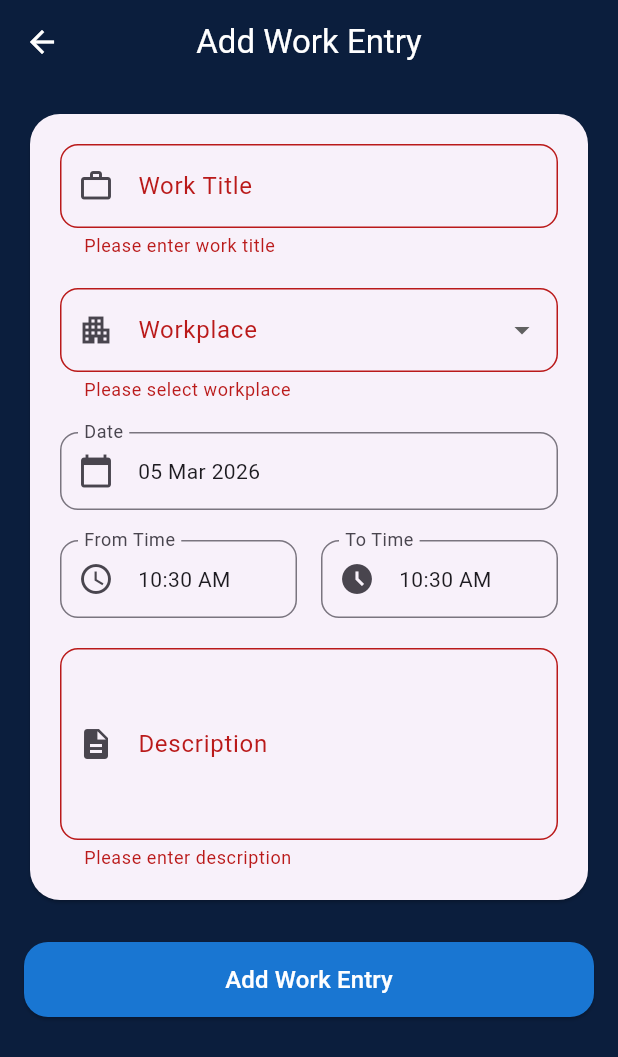
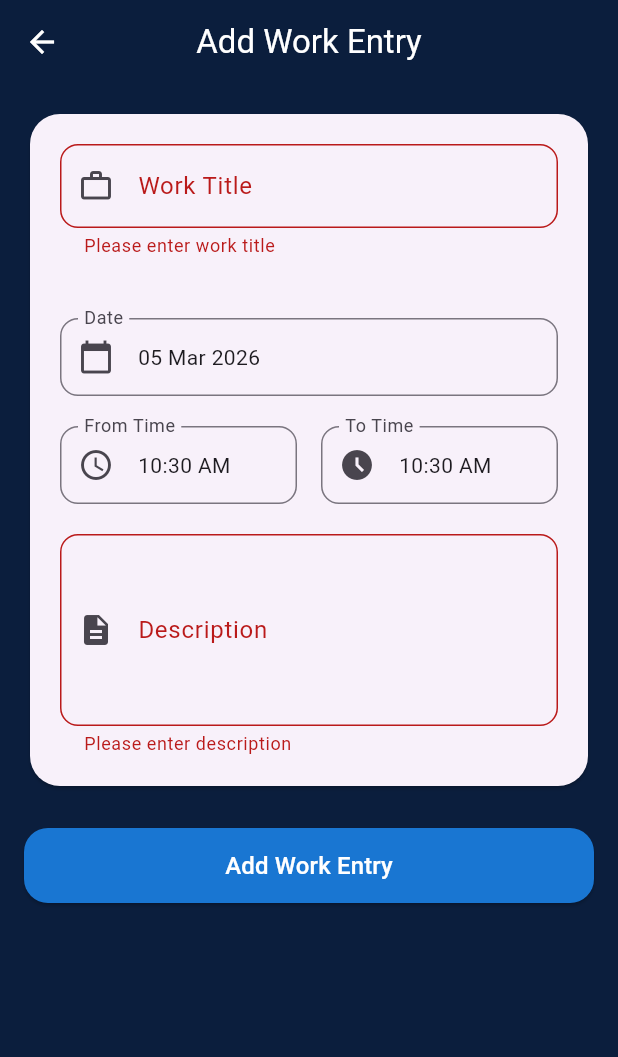
Before and after one commit to NikiShende/earn-and-learn-project, a Flutter app: the AddWorkEntryPage screen opened directly, after a tap on "Add Work Entry", on a phone screen of 412 x 824 dp. Shown: the top 1057 px of the screen. Run offline on Flutter 3.47's test engine with Material 3 defaults, Android fonts, the phone set to English and light mode, and no system bars; our stand-ins replace firebase_auth, firebase_core, firebase_database, month_picker_dialog, open_file, printing and 3 more; missing offline and left inert: excel, file_saver; accounts and stored records are empty.

Commit message:
chnages done

```diff
--- a/lib/HOD/studworkdetails.dart
+++ b/lib/HOD/studworkdetails.dart
@@ -122,7 +122,7 @@ class _StudentDetailPageState extends State<StudentDetailPage>
           : studentWorks.isEmpty
               ? const Center(
                   child: Text(
-                    "No work entries found",
+                    "No approved work entries found",
                     style: TextStyle(color: Colors.white, fontSize: 16),
                   ),
                 )
--- a/lib/addworkpage.dart
+++ b/lib/addworkpage.dart
@@ -17,7 +17,6 @@ class AddWorkEntryPage extends StatefulWidget {
 
 class _AddWorkEntryPageState extends State<AddWorkEntryPage> {
    late TextEditingController titleController;
-  late TextEditingController workplaceController;
   late TextEditingController dateController;
   late TextEditingController fromController;
   late TextEditingController toController;
@@ -31,18 +30,24 @@ class _AddWorkEntryPageState extends State<AddWorkEntryPage> {
     super.initState();
     final work = widget.workToEdit;
 
-    titleController = TextEditingController(text: work?.title ?? '');
-    workplaceController = TextEditingController(text: work?.workplace ?? '');
-    dateController = TextEditingController(text: work?.date ?? '');
-    fromController = TextEditingController(text: work?.fromTime ?? '');
-    toController = TextEditingController(text: work?.toTime ?? '');
-    hoursController = TextEditingController(text: work?.hours ?? '');
-    statusController = TextEditingController(text: work?.status ?? 'Pending');
-    descriptionController = TextEditingController(text: work?.description ?? '');
+  //   titleController = TextEditingController(text: work?.title ?? '');
 
-    _titleController.text = work?.title ?? '';
-    _descriptionController.text = work?.description ?? '';
-    _selectedWorkplace = work?.workplace;
+  //   dateController = TextEditingController(text: work?.date ?? '');
+  //   fromController = TextEditingController(text: work?.fromTime ?? '');
+  //   toController = TextEditingController(text: work?.toTime ?? '');
+  //   hoursController = TextEditingController(text: work?.hours ?? '');
+  //   statusController = TextEditingController(text: work?.status ?? 'Pending');
+  //  descriptionController = TextEditingController(text: work?.description ?? '');
+
+
+    titleController = TextEditingController();
+  dateController = TextEditingController();
+  fromController = TextEditingController();
+  toController = TextEditingController();
+  hoursController = TextEditingController();
+  statusController = TextEditingController();
+  descriptionController = TextEditingController();
+
 
     if (work != null) {
       _selectedDate = _parseDate(work.date);
@@ -50,49 +55,21 @@ class _AddWorkEntryPageState extends State<AddWorkEntryPage> {
       _toTime = _parseTime(work.toTime);
     }
   }
-  final _titleController = TextEditingController();
-  final _descriptionController = TextEditingController();
+
+
 
   DateTime _selectedDate = DateTime.now();
   TimeOfDay _fromTime = TimeOfDay.now();
   TimeOfDay _toTime = TimeOfDay.now();
 
   // 🔹 Workplace options
-  final List<String> workplaces = [
-    "Computer",
-    "Mechanical",
-    "Civil",
-    "ETC",
-    "ECE",
-    "IT",
-    "Chemical",
-    "Library",
-    "Hostel",
-    "A & R",
-    "AIDS",
-    "Instrumentation",
-    "Library",
-    "TPC Coordinator",
-    "Gymkhana",
-    "FE-Chemistry",
-  "Mathematics",
-  "Physics",
-  "Earn and Learn",
-  "Workshop",
-  "Mess",
-  "Administrative Office",
-  "Exam Section",
-  "NSS Office",
-   "AICTE IDEA Lab",
 
-  ];
 
-  String? _selectedWorkplace;
 
   @override
   void dispose() {
     titleController.dispose();
-    workplaceController.dispose();
+
     dateController.dispose();
     fromController.dispose();
     toController.dispose();
@@ -106,13 +83,13 @@ class _AddWorkEntryPageState extends State<AddWorkEntryPage> {
     key: widget.workToEdit?.key ?? '',
     id: widget.workToEdit?.id ?? '',
     title: titleController.text,
-      workplace: workplaceController.text,
     date: dateController.text,
     fromTime: fromController.text,
     toTime: toController.text,
     hours: hoursController.text,
     status: statusController.text,
     description: descriptionController.text,
+    workplace: '', // 🔥 ADD THIS
   );
 
   Navigator.pop(context, work);
@@ -143,9 +120,13 @@ class _AddWorkEntryPageState extends State<AddWorkEntryPage> {
 int _calculateHours() {
   final fromMinutes = _fromTime.hour * 60 + _fromTime.minute;
   final toMinutes = _toTime.hour * 60 + _toTime.minute;
-    return ((toMinutes - fromMinutes) / 60).round();
+
+  if (toMinutes <= fromMinutes) {
+    return 0; // invalid time
   }
 
+  return ((toMinutes - fromMinutes) / 60).floor();
+}
   // Parse date string back to DateTime
   DateTime _parseDate(String dateStr) {
     try {
@@ -181,7 +162,9 @@ class _AddWorkEntryPageState extends State<AddWorkEntryPage> {
     return TimeOfDay.now();
   }
 Future<void> _saveWorkEntry() async {
-  if (!_formKey.currentState!.validate() || _isLoading) return;
+ final form = _formKey.currentState;
+
+if (form == null || !form.validate() || _isLoading) return;
 
   setState(() => _isLoading = true);
 
@@ -203,25 +186,25 @@ Future<void> _saveWorkEntry() async {
         .child('workEntries');
 
     final workData = {
-      "title": _titleController.text,
-      "workplace": _selectedWorkplace!,
+       "title": titleController.text,
       "date": _formatDate(_selectedDate),
       "fromTime": _formatTime(_fromTime),
       "toTime": _formatTime(_toTime),
       "hours": _calculateHours().toString(),
-      "description": _descriptionController.text,
+     "description": descriptionController.text,
 
       /// ✅ IMPORTANT
       /// keep old status when editing
       "status": widget.workToEdit?.status ?? "Pending",
+      "createdAt": ServerValue.timestamp,
     };
 
     /// =============================
     /// ✏️ EDIT MODE
     /// =============================
-    if (widget.workToEdit != null) {
+   if (widget.workToEdit != null && widget.workToEdit!.key != null) {
   await workRef
-          .child(widget.workToEdit!.key)
+      .child(widget.workToEdit!.key!)
       .update(workData);
 
       if (mounted) {
@@ -285,7 +268,7 @@ Future<void> _saveWorkEntry() async {
                     children: [
                       /// 🧾 Work Title
                       TextFormField(
-                        controller: _titleController,
+                        controller: titleController,
                         decoration: InputDecoration(
                           labelText: 'Work Title',
                           prefixIcon: const Icon(Icons.work_outline),
@@ -302,31 +285,8 @@ Future<void> _saveWorkEntry() async {
                       const SizedBox(height: 20),
 
                       /// 🔹 Workplace Dropdown
-                      DropdownButtonFormField<String>(
-                        value: _selectedWorkplace,
-                        items: workplaces.map((workplace) {
-                          return DropdownMenuItem(
-                            value: workplace,
-                            child: Text(workplace),
-                          );
-                        }).toList(),
-                        onChanged: (value) {
-                          setState(() {
-                            _selectedWorkplace = value;
-                          });
-                        },
-                        decoration: InputDecoration(
-                          labelText: 'Workplace',
-                          prefixIcon: const Icon(Icons.apartment),
-                          border: OutlineInputBorder(
-                            borderRadius: BorderRadius.circular(12),
-                          ),
-                        ),
-                        validator: (value) =>
-                            value == null || value.isEmpty
-                                ? 'Please select workplace'
-                                : null,
-                      ),
+
+
 
                       const SizedBox(height: 20),
 
@@ -415,7 +375,7 @@ Future<void> _saveWorkEntry() async {
 
                       /// 📝 Description
                       TextFormField(
-                        controller: _descriptionController,
+                        controller: descriptionController,
                         maxLines: 4,
                         decoration: InputDecoration(
                           labelText: 'Description',
```
Also changed, not shown: lib/fetchworkentries.dart (+1 -8 lines), lib/loginpage.dart (+1 -19 lines), lib/registerpage.dart (+25 -3 lines), lib/student_profile.dart (+9 -9 lines), lib/sub-cordinator/sub_cordinatordash.dart (+7 -1 lines). Lines whose indentation alone changed are shown as unchanged.
